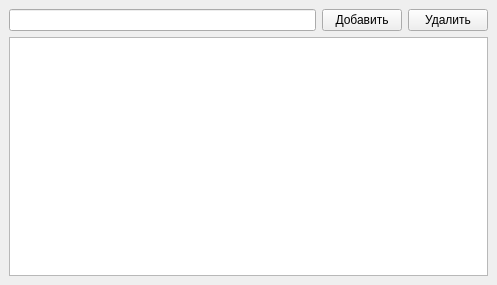
Above: ui/updateproductcategories.ui from Git-I985/ap before the change. Below: the same form after it.
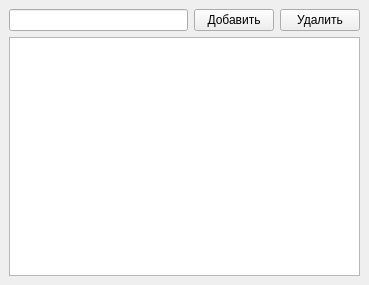
That is the form after the change.

```diff
--- a/ui/updateproductcategories.ui
+++ b/ui/updateproductcategories.ui
@@ -6,7 +6,7 @@
    <rect>
     <x>0</x>
     <y>0</y>
-    <width>497</width>
+    <width>369</width>
     <height>285</height>
    </rect>
   </property>
```
